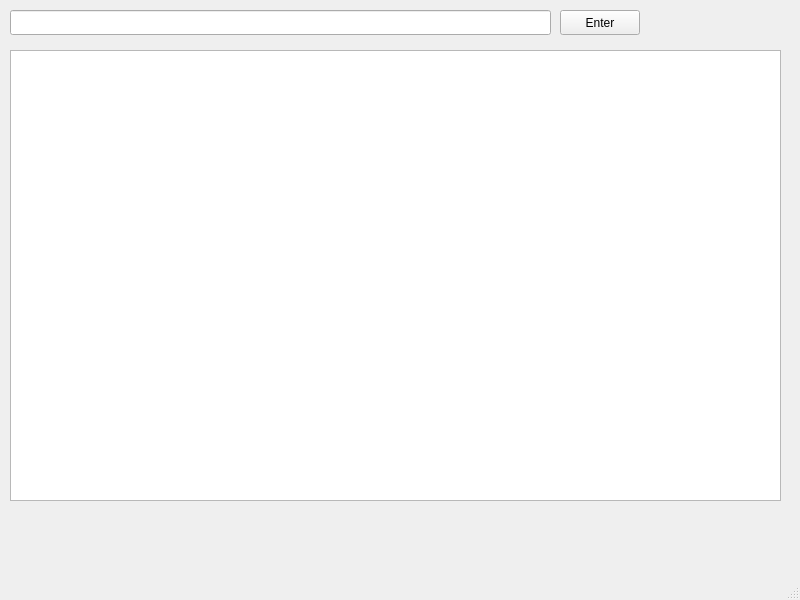
Above: mainwindow.ui from falvad01/DFA before the change. Below: the same form after it.
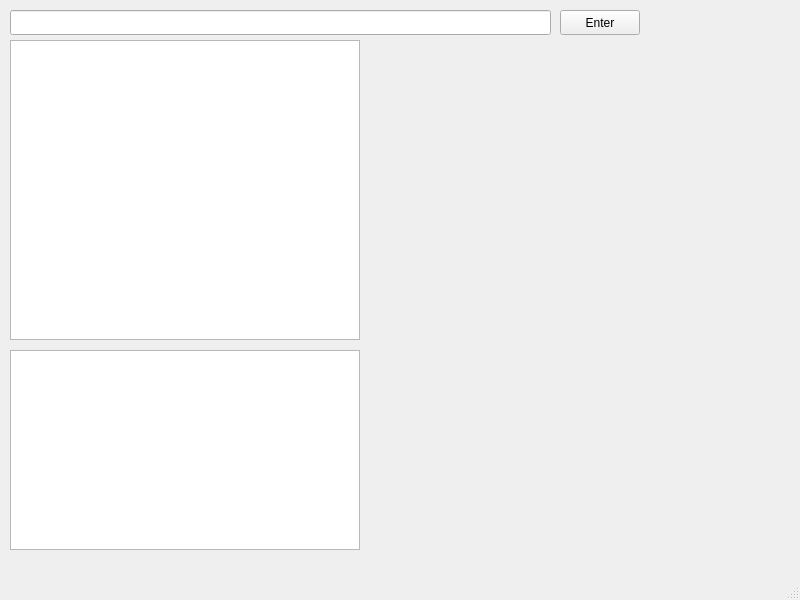
That is the form after the change.

Commit message: Visual interface an all nodes with last and first postion

Patch:
```diff
--- a/mainwindow.ui
+++ b/mainwindow.ui
@@ -37,13 +37,23 @@
                     </rect>
                 </property>
             </widget>
-            <widget class="QTextEdit" name="textEdit">
+            <widget class="QTextBrowser" name="textEdit">
                 <property name="geometry">
                     <rect>
                         <x>10</x>
-                        <y>50</y>
-                        <width>771</width>
-                        <height>451</height>
+                        <y>40</y>
+                        <width>350</width>
+                        <height>300</height>
+                    </rect>
+                </property>
+            </widget>
+            <widget class="QTextBrowser" name="textEdit_2">
+                <property name="geometry">
+                    <rect>
+                        <x>10</x>
+                        <y>350</y>
+                        <width>350</width>
+                        <height>200</height>
                     </rect>
                 </property>
             </widget>
```
The commit also changes 4 other files.
